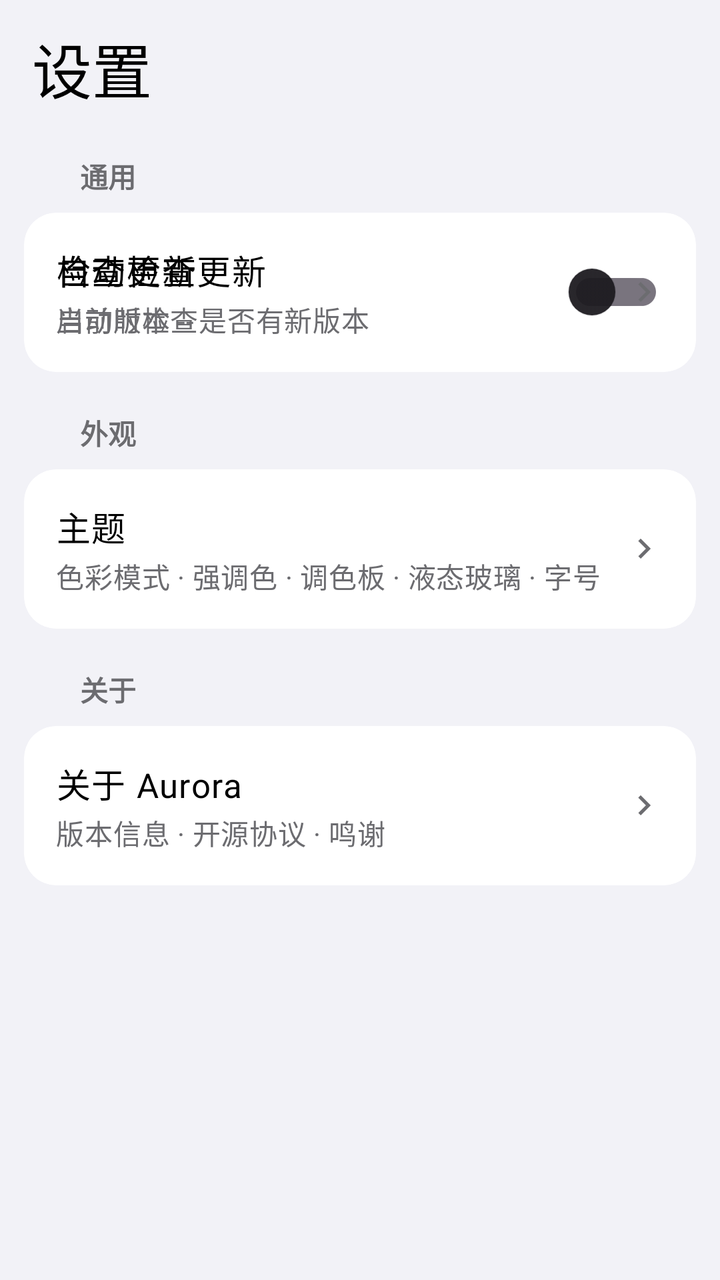
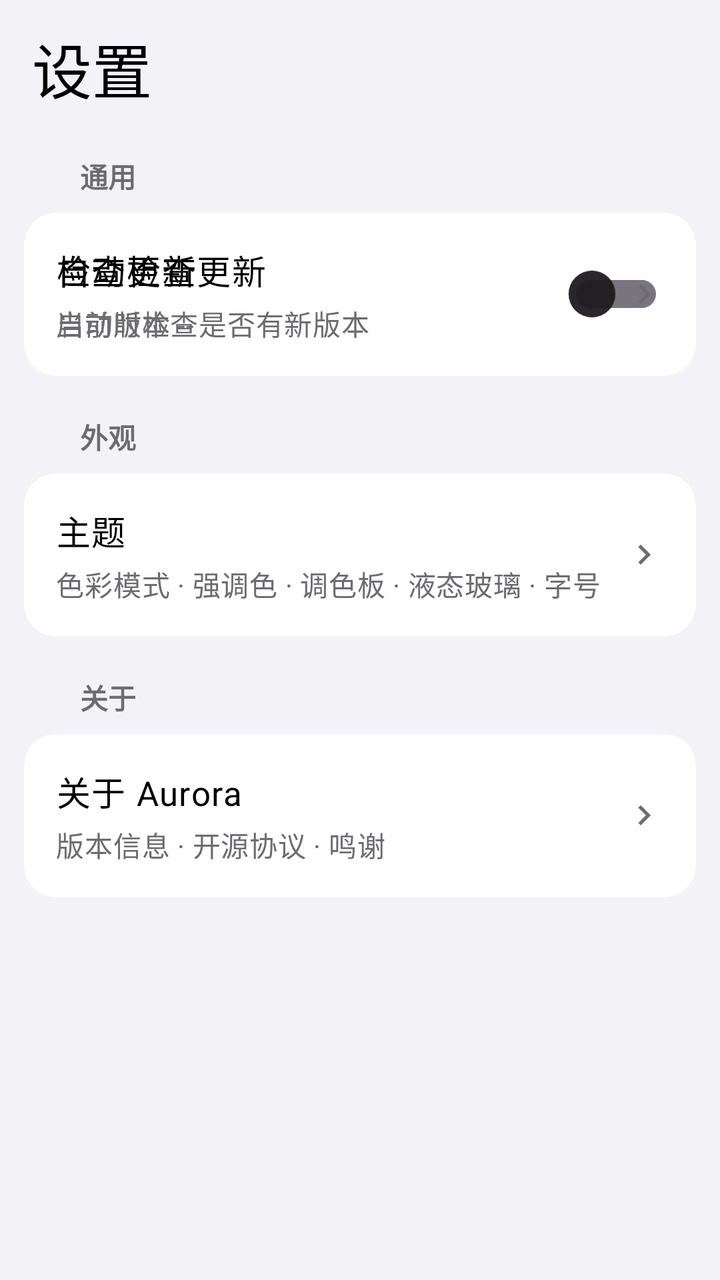

An Android layout rendered at two revisions. The XML below is the earlier revision; the diff shows what the commit changed to produce the second picture.
<!-- AndroidManifest.xml: application theme Theme.Aurora -->
<!-- res/layout/fragment_settings.xml -->
<?xml version="1.0" encoding="utf-8"?>
<androidx.core.widget.NestedScrollView xmlns:android="http://schemas.android.com/apk/res/android"
    android:layout_width="match_parent"
    android:layout_height="match_parent"
    android:background="@color/ios_background_grouped"
    android:clipToPadding="false"
    android:fillViewport="true"
    android:overScrollMode="always"
    android:paddingBottom="88dp">

    <LinearLayout
        android:layout_width="match_parent"
        android:layout_height="wrap_content"
        android:orientation="vertical"
        android:paddingHorizontal="@dimen/miuix_pref_card_margin"
        android:paddingTop="12dp"
        android:paddingBottom="24dp">

        
        <TextView
            android:layout_width="wrap_content"
            android:layout_height="wrap_content"
            android:layout_marginStart="4dp"
            android:layout_marginBottom="14dp"
            android:fontFamily="sans-serif-medium"
            android:text="设置"
            android:textColor="@color/ios_text_primary"
            android:textSize="30sp" />

        
        <TextView
            style="@style/Widget.Aurora.Miuix.GroupTitle"
            android:layout_width="match_parent"
            android:layout_height="wrap_content"
            android:paddingStart="@dimen/miuix_group_title_inset"
            android:paddingTop="@dimen/miuix_group_title_gap"
            android:paddingEnd="@dimen/miuix_group_title_inset"
            android:paddingBottom="@dimen/miuix_group_title_gap"
            android:text="通用" />

        <com.google.android.material.card.MaterialCardView
            style="@style/Widget.Aurora.Miuix.Card"
            android:layout_width="match_parent"
            android:layout_height="wrap_content"
            android:layout_marginBottom="12dp">

            
            <LinearLayout
                android:layout_width="match_parent"
                android:layout_height="wrap_content"
                android:gravity="center_vertical"
                android:minHeight="@dimen/miuix_pref_row_min_height"
                android:orientation="horizontal"
                android:padding="@dimen/miuix_pref_row_padding">

                <LinearLayout
                    android:layout_width="0dp"
                    android:layout_height="wrap_content"
                    android:layout_weight="1"
                    android:orientation="vertical">

                    <TextView
                        style="@style/Widget.Aurora.Miuix.PrefTitle"
                        android:layout_width="wrap_content"
                        android:layout_height="wrap_content"
                        android:text="自动检查更新" />

                    <TextView
                        style="@style/Widget.Aurora.Miuix.PrefSummary"
                        android:layout_width="wrap_content"
                        android:layout_height="wrap_content"
                        android:layout_marginTop="2dp"
                        android:text="启动时检查是否有新版本" />
                </LinearLayout>

                <androidx.appcompat.widget.SwitchCompat
                    android:id="@+id/swCheckUpdate"
                    style="@style/Widget.Aurora.Switch"
                    android:layout_width="wrap_content"
                    android:layout_height="wrap_content"
                    android:layout_marginStart="12dp"
                    android:minHeight="28dp"
                    android:padding="0dp" />
            </LinearLayout>

            
            <LinearLayout
                android:id="@+id/rowCheckUpdate"
                android:layout_width="match_parent"
                android:layout_height="wrap_content"
                android:background="?attr/selectableItemBackground"
                android:clickable="true"
                android:focusable="true"
                android:gravity="center_vertical"
                android:minHeight="@dimen/miuix_pref_row_min_height"
                android:orientation="horizontal"
                android:padding="@dimen/miuix_pref_row_padding">

                <LinearLayout
                    android:layout_width="0dp"
                    android:layout_height="wrap_content"
                    android:layout_weight="1"
                    android:orientation="vertical">

                    <TextView
                        style="@style/Widget.Aurora.Miuix.PrefTitle"
                        android:layout_width="wrap_content"
                        android:layout_height="wrap_content"
                        android:text="检查更新" />

                    <TextView
                        android:id="@+id/tvUpdateSummary"
                        style="@style/Widget.Aurora.Miuix.PrefSummary"
                        android:layout_width="wrap_content"
                        android:layout_height="wrap_content"
                        android:layout_marginTop="2dp"
                        android:text="当前版本 --" />
                </LinearLayout>

                <ImageView
                    android:layout_width="20dp"
                    android:layout_height="20dp"
                    android:layout_marginStart="8dp"
                    android:contentDescription="@null"
                    android:src="@drawable/ic_chevron_right"
                    android:tint="@color/ios_text_secondary" />
            </LinearLayout>
        </com.google.android.material.card.MaterialCardView>

        
        <TextView
            style="@style/Widget.Aurora.Miuix.GroupTitle"
            android:layout_width="match_parent"
            android:layout_height="wrap_content"
            android:paddingStart="@dimen/miuix_group_title_inset"
            android:paddingTop="@dimen/miuix_group_title_gap"
            android:paddingEnd="@dimen/miuix_group_title_inset"
            android:paddingBottom="@dimen/miuix_group_title_gap"
            android:text="外观" />

        <com.google.android.material.card.MaterialCardView
            style="@style/Widget.Aurora.Miuix.Card"
            android:layout_width="match_parent"
            android:layout_height="wrap_content"
            android:layout_marginBottom="12dp">

            <LinearLayout
                android:id="@+id/rowTheme"
                android:layout_width="match_parent"
                android:layout_height="wrap_content"
                android:background="?attr/selectableItemBackground"
                android:clickable="true"
                android:focusable="true"
                android:gravity="center_vertical"
                android:minHeight="@dimen/miuix_pref_row_min_height"
                android:orientation="horizontal"
                android:padding="@dimen/miuix_pref_row_padding">

                <LinearLayout
                    android:layout_width="0dp"
                    android:layout_height="wrap_content"
                    android:layout_weight="1"
                    android:orientation="vertical">

                    <TextView
                        style="@style/Widget.Aurora.Miuix.PrefTitle"
                        android:layout_width="wrap_content"
                        android:layout_height="wrap_content"
                        android:text="主题" />

                    <TextView
                        style="@style/Widget.Aurora.Miuix.PrefSummary"
                        android:layout_width="wrap_content"
                        android:layout_height="wrap_content"
                        android:layout_marginTop="2dp"
                        android:text="色彩模式 · 强调色 · 调色板 · 液态玻璃 · 字号" />
                </LinearLayout>

                <ImageView
                    android:layout_width="20dp"
                    android:layout_height="20dp"
                    android:layout_marginStart="8dp"
                    android:contentDescription="@null"
                    android:src="@drawable/ic_chevron_right"
                    android:tint="@color/ios_text_secondary" />
            </LinearLayout>
        </com.google.android.material.card.MaterialCardView>

        
        <TextView
            style="@style/Widget.Aurora.Miuix.GroupTitle"
            android:layout_width="match_parent"
            android:layout_height="wrap_content"
            android:paddingStart="@dimen/miuix_group_title_inset"
            android:paddingTop="@dimen/miuix_group_title_gap"
            android:paddingEnd="@dimen/miuix_group_title_inset"
            android:paddingBottom="@dimen/miuix_group_title_gap"
            android:text="关于" />

        
        <com.google.android.material.card.MaterialCardView
            style="@style/Widget.Aurora.Miuix.Card"
            android:layout_width="match_parent"
            android:layout_height="wrap_content">

            <LinearLayout
                android:id="@+id/rowAbout"
                android:layout_width="match_parent"
                android:layout_height="wrap_content"
                android:background="?attr/selectableItemBackground"
                android:clickable="true"
                android:focusable="true"
                android:gravity="center_vertical"
                android:minHeight="@dimen/miuix_pref_row_min_height"
                android:orientation="horizontal"
                android:padding="@dimen/miuix_pref_row_padding">

                <LinearLayout
                    android:layout_width="0dp"
                    android:layout_height="wrap_content"
                    android:layout_weight="1"
                    android:orientation="vertical">

                    <TextView
                        style="@style/Widget.Aurora.Miuix.PrefTitle"
                        android:layout_width="wrap_content"
                        android:layout_height="wrap_content"
                        android:text="关于 Aurora" />

                    <TextView
                        android:id="@+id/tvAboutSummary"
                        style="@style/Widget.Aurora.Miuix.PrefSummary"
                        android:layout_width="wrap_content"
                        android:layout_height="wrap_content"
                        android:layout_marginTop="2dp"
                        android:text="版本信息 · 开源协议 · 鸣谢" />
                </LinearLayout>

                <ImageView
                    android:layout_width="20dp"
                    android:layout_height="20dp"
                    android:layout_marginStart="8dp"
                    android:contentDescription="@null"
                    android:src="@drawable/ic_chevron_right"
                    android:tint="@color/ios_text_secondary" />
            </LinearLayout>
        </com.google.android.material.card.MaterialCardView>

    </LinearLayout>
</androidx.core.widget.NestedScrollView>
<!-- resources referenced by this layout -->
<resources>
  <color name="ios_background_grouped">#F2F2F7</color>
  <color name="ios_text_primary">#000000</color>
  <color name="ios_text_secondary">#6C6C70</color>
  <dimen name="miuix_group_title_gap">8dp</dimen>
  <dimen name="miuix_group_title_inset">28dp</dimen>
  <dimen name="miuix_pref_card_margin">12dp</dimen>
  <dimen name="miuix_pref_row_min_height">56dp</dimen>
  <dimen name="miuix_pref_row_padding">16dp</dimen>
  <!-- drawable ic_chevron_right (drawable) -->
  <?xml version="1.0" encoding="utf-8"?>
  <vector xmlns:android="http://schemas.android.com/apk/res/android"
      android:width="24dp"
      android:height="24dp"
      android:viewportWidth="24"
      android:viewportHeight="24">
      <path
          android:fillColor="#FF000000"
          android:pathData="M10,6L8.59,7.41 13.17,12l-4.58,4.59L10,18l6,-6z" />
  </vector>
  <style name="Widget.Aurora.Miuix.Card" parent="Widget.Material3.CardView.Elevated">
          <item name="cardBackgroundColor">?attr/auroraCard</item>
          <item name="cardCornerRadius">@dimen/miuix_card_corner</item>
          <item name="cardElevation">0dp</item>
          <item name="strokeWidth">0dp</item>
      </style>
  <style name="Widget.Aurora.Miuix.GroupTitle" parent="TextAppearance.Material3.LabelLarge">
          <item name="android:textColor">@color/ios_text_secondary</item>
          <item name="android:textSize">14sp</item>
          <item name="android:fontFamily">sans-serif-medium</item>
          <item name="android:textStyle">bold</item>
      </style>
  <style name="Widget.Aurora.Miuix.PrefSummary" parent="TextAppearance.Material3.BodyMedium">
          <item name="android:textColor">@color/ios_text_secondary</item>
          <item name="android:textSize">14sp</item>
      </style>
  <style name="Widget.Aurora.Miuix.PrefTitle" parent="TextAppearance.Material3.BodyLarge">
          <item name="android:textColor">@color/ios_text_primary</item>
          <item name="android:textSize">17sp</item>
          <item name="android:fontFamily">sans-serif-medium</item>
      </style>
  <style name="Widget.Aurora.Switch" parent="Widget.AppCompat.CompoundButton.Switch">
          <item name="android:thumb">@drawable/switch_ios26_thumb</item>
          <item name="android:track">@drawable/switch_ios26_track</item>
          <item name="android:splitTrack">false</item>
          <item name="android:minHeight">28dp</item>
          <item name="android:padding">0dp</item>
      </style>
  <style name="Theme.Aurora" parent="Base.Theme.Aurora" />
  <dimen name="miuix_card_corner">16dp</dimen>
  <!-- drawable switch_ios26_thumb (drawable) -->
  <?xml version="1.0" encoding="utf-8"?>
  <selector xmlns:android="http://schemas.android.com/apk/res/android">
      <item android:state_checked="true">
          <shape android:shape="oval">
              <size android:width="24dp" android:height="24dp" />
              <solid android:color="#F2FFFFFF" />
              <stroke android:width="0.5dp" android:color="#26000000" />
          </shape>
      </item>
  
      <item>
          <shape android:shape="oval">
              <size android:width="24dp" android:height="24dp" />
              <solid android:color="#F2FFFFFF" />
              <stroke android:width="0.5dp" android:color="#26000000" />
          </shape>
      </item>
  </selector>
  <color name="switch_track_on">#3370FF</color>
  <color name="switch_track_stroke">#33000000</color>
  <color name="switch_track_off">#E5E5EA</color>
  <color name="ios_accent">#00C853</color>
  <color name="white">#FFFFFFFF</color>
  <color name="ios_card">#FFFFFF</color>
  <color name="ios_background_elevated">#FFFFFF</color>
  <color name="ios_fill_tertiary">#F2F2F7</color>
  <!-- unchanged entries left out for length: 2 -->
</resources>

<!-- the commit's change to res/layout/fragment_settings.xml (unified diff, before → after) -->
@@ -69,7 +69,7 @@
                         style="@style/Widget.Aurora.Miuix.PrefSummary"
                         android:layout_width="wrap_content"
                         android:layout_height="wrap_content"
-                        android:layout_marginTop="2dp"
+                        android:layout_marginTop="4dp"
                         android:text="启动时检查是否有新版本" />
                 </LinearLayout>
 
@@ -113,7 +113,7 @@
                         style="@style/Widget.Aurora.Miuix.PrefSummary"
                         android:layout_width="wrap_content"
                         android:layout_height="wrap_content"
-                        android:layout_marginTop="2dp"
+                        android:layout_marginTop="4dp"
                         android:text="当前版本 --" />
                 </LinearLayout>
 
@@ -172,7 +172,7 @@
                         style="@style/Widget.Aurora.Miuix.PrefSummary"
                         android:layout_width="wrap_content"
                         android:layout_height="wrap_content"
-                        android:layout_marginTop="2dp"
+                        android:layout_marginTop="4dp"
                         android:text="色彩模式 · 强调色 · 调色板 · 液态玻璃 · 字号" />
                 </LinearLayout>
 
@@ -232,7 +232,7 @@
                         style="@style/Widget.Aurora.Miuix.PrefSummary"
                         android:layout_width="wrap_content"
                         android:layout_height="wrap_content"
-                        android:layout_marginTop="2dp"
+                        android:layout_marginTop="4dp"
                         android:text="版本信息 · 开源协议 · 鸣谢" />
                 </LinearLayout>
 
<!-- resource entries referenced after the edit -->
@@ -30,15 +30,20 @@
           <item name="android:textSize">14sp</item>
           <item name="android:fontFamily">sans-serif-medium</item>
           <item name="android:textStyle">bold</item>
+          
+          <item name="android:includeFontPadding">true</item>
       </style>
   <style name="Widget.Aurora.Miuix.PrefSummary" parent="TextAppearance.Material3.BodyMedium">
           <item name="android:textColor">@color/ios_text_secondary</item>
           <item name="android:textSize">14sp</item>
+          <item name="android:includeFontPadding">true</item>
       </style>
   <style name="Widget.Aurora.Miuix.PrefTitle" parent="TextAppearance.Material3.BodyLarge">
           <item name="android:textColor">@color/ios_text_primary</item>
           <item name="android:textSize">17sp</item>
           <item name="android:fontFamily">sans-serif-medium</item>
+          
+          <item name="android:includeFontPadding">true</item>
       </style>
   <style name="Widget.Aurora.Switch" parent="Widget.AppCompat.CompoundButton.Switch">
           <item name="android:thumb">@drawable/switch_ios26_thumb</item>
